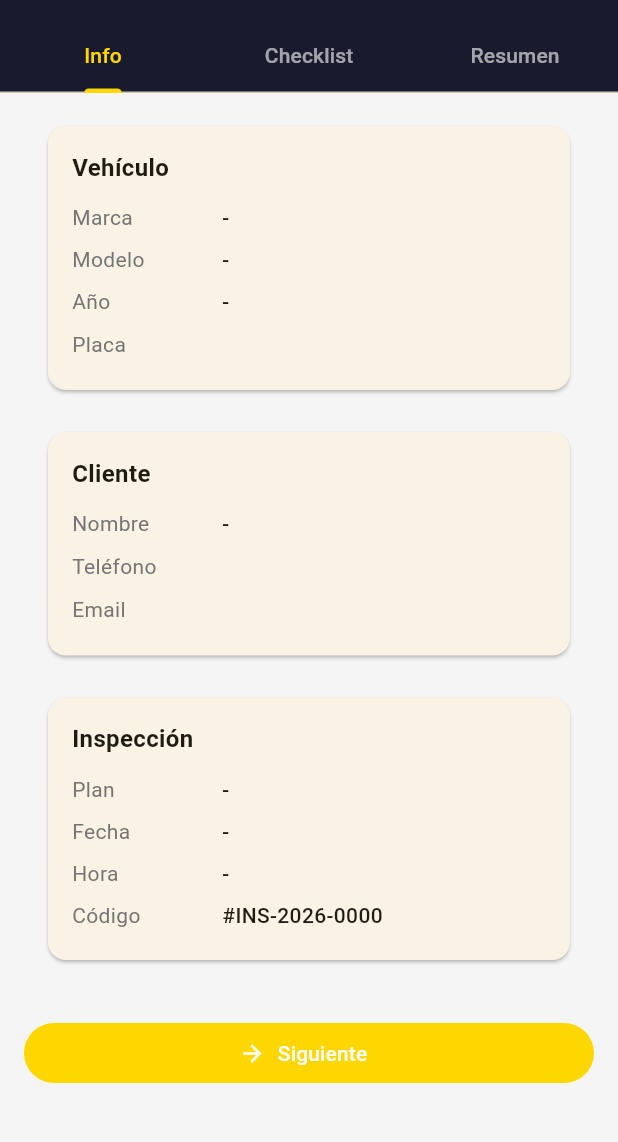
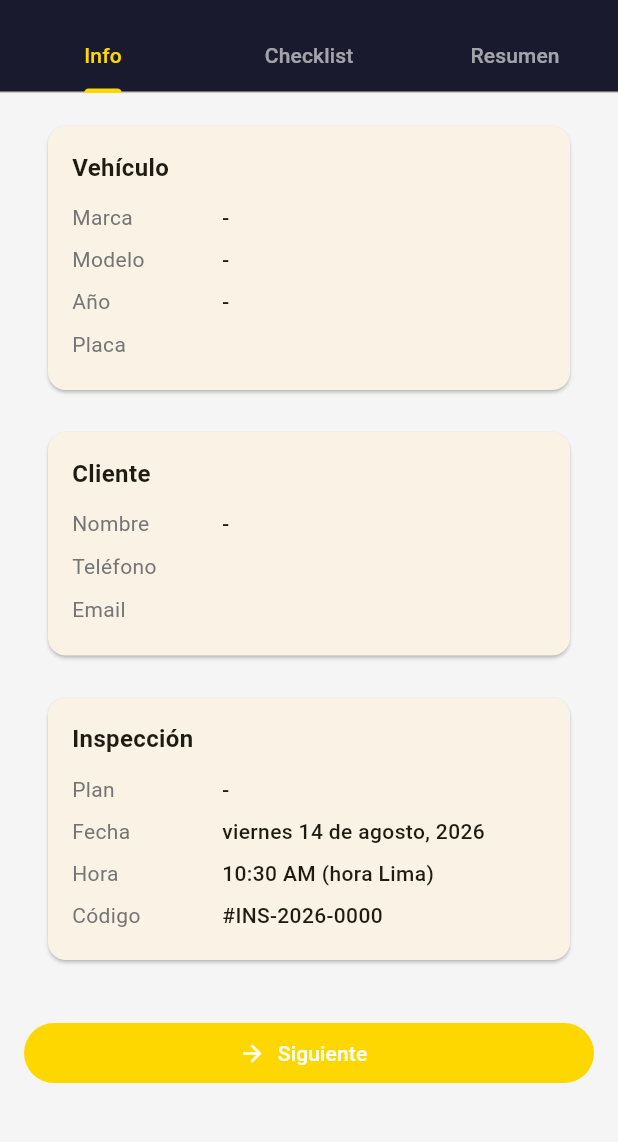
Before and after one commit to CARLO-Software/app-flutter-verificarlo, a Flutter app: the InspectionScreen screen opened directly with empty values, on a phone screen of 412 x 824 dp, the part 63-1205 px from its top. Run offline on Flutter 3.47's test engine with Material 3 defaults, Android fonts, the phone set to English and light mode, and no system bars; our stand-ins replace dio, firebase_core, firebase_messaging, flutter_riverpod, flutter_secure_storage, go_router and 3 more; accounts and stored records are empty; network calls fail.

Commit message:
feat: Agregar registro de placa manual, dirección del cliente y retry en PDF
- InfoTab: sección para ingresar placa (formato ABC-123) cuando el
  vehículo no la tiene, envía via PATCH mechanicAction con
  action register_plate
- BookingModel: campos address y district del cliente
- InfoTab: muestra dirección y distrito del cliente, fecha/hora
  formateada con intl e indicador hora Lima
- PDF download: delay de 3s antes del primer intento y 1 retry
  automático para evitar 400 por timing del backend

```diff
--- a/lib/data/models/booking_model.dart
+++ b/lib/data/models/booking_model.dart
@@ -19,6 +19,8 @@ class BookingModel {
   final String clientName;
   final String? clientPhone;
   final String? clientEmail;
+  final String? address;
+  final String? district;
 
   // Plan
   final String planTitle;
@@ -46,6 +48,8 @@ class BookingModel {
     required this.clientName,
     this.clientPhone,
     this.clientEmail,
+    this.address,
+    this.district,
     required this.planTitle,
     required this.planType,
     this.reportId,
@@ -90,6 +94,8 @@ class BookingModel {
       clientName: client?['name'] as String? ?? '',
       clientPhone: client?['phone'] as String?,
       clientEmail: client?['email'] as String?,
+      address: client?['address'] as String?,
+      district: client?['district'] as String?,
       planTitle: plan?['title'] as String? ?? '',
       planType: plan?['type'] as String? ?? '',
       reportId: report?['id'] as int?,
--- a/lib/presentation/screens/inspection/info_tab.dart
+++ b/lib/presentation/screens/inspection/info_tab.dart
@@ -1,43 +1,109 @@
 import 'package:flutter/material.dart';
+import 'package:flutter/services.dart';
+import 'package:intl/intl.dart';
 import 'package:app_flutter_verificarlo/core/constants/app_colors.dart';
+import 'package:app_flutter_verificarlo/core/constants/api_endpoints.dart';
+import 'package:app_flutter_verificarlo/core/network/api_client.dart';
 import 'package:app_flutter_verificarlo/data/models/booking_model.dart';
 
-class InfoTab extends StatelessWidget {
+class InfoTab extends StatefulWidget {
   final BookingModel booking;
   const InfoTab({super.key, required this.booking});
 
   @override
+  State<InfoTab> createState() => _InfoTabState();
+}
+
+class _InfoTabState extends State<InfoTab> {
+  final _plateCtrl = TextEditingController();
+  bool _sending = false;
+  String? _sentPlate;
+
+  bool get _needsPlate =>
+      widget.booking.vehiclePlate == null &&
+      _sentPlate == null &&
+      widget.booking.vehicleInspectionId != null;
+
+  Future<void> _submitPlate() async {
+    final plate = _plateCtrl.text;
+    if (!RegExp(r'^[A-Z]{3}-\d{3}$').hasMatch(plate)) {
+      ScaffoldMessenger.of(context).showSnackBar(
+        const SnackBar(content: Text('Formato inválido. Use ABC-123')),
+      );
+      return;
+    }
+    setState(() => _sending = true);
+    try {
+      await ApiClient.instance.patch(
+        ApiEndpoints.mechanicAction(widget.booking.vehicleInspectionId!),
+        data: {'action': 'register_plate', 'plate': plate},
+      );
+      setState(() {
+        _sentPlate = plate;
+        _sending = false;
+      });
+      if (mounted) {
+        ScaffoldMessenger.of(context).showSnackBar(
+          const SnackBar(content: Text('Placa enviada correctamente')),
+        );
+      }
+    } catch (e) {
+      setState(() => _sending = false);
+      if (mounted) {
+        ScaffoldMessenger.of(context).showSnackBar(
+          SnackBar(content: Text('Error al enviar placa: $e')),
+        );
+      }
+    }
+  }
+
+  @override
+  void dispose() {
+    _plateCtrl.dispose();
+    super.dispose();
+  }
+
+  @override
   Widget build(BuildContext context) {
+    final b = widget.booking;
+    final formattedDate = DateFormat("EEEE d 'de' MMMM, yyyy", 'es').format(b.startTime);
+    final formattedTime = '${b.timeDisplay} (hora Lima)';
+
     return SingleChildScrollView(
       padding: const EdgeInsets.all(16),
       child: Column(
         crossAxisAlignment: CrossAxisAlignment.start,
         children: [
           _Section(title: 'Vehículo', children: [
-            _InfoRow('Marca', booking.vehicleBrand.isNotEmpty ? booking.vehicleBrand : '-'),
-            _InfoRow('Modelo', booking.vehicleModel.isNotEmpty ? booking.vehicleModel : '-'),
-            _InfoRow('Año', booking.vehicleYear > 0 ? '${booking.vehicleYear}' : '-'),
-            _InfoRow('Placa', booking.vehiclePlate ?? 'Sin registrar'),
+            _InfoRow('Marca', b.vehicleBrand.isNotEmpty ? b.vehicleBrand : '-'),
+            _InfoRow('Modelo', b.vehicleModel.isNotEmpty ? b.vehicleModel : '-'),
+            _InfoRow('Año', b.vehicleYear > 0 ? '${b.vehicleYear}' : '-'),
+            if (!_needsPlate)
+              _InfoRow('Placa', _sentPlate ?? b.vehiclePlate ?? '-'),
+            if (_needsPlate) _buildPlateInput(),
           ]),
           const SizedBox(height: 16),
 
           _Section(title: 'Cliente', children: [
-            _InfoRow('Nombre', booking.clientName.isNotEmpty ? booking.clientName : '-'),
-            if (booking.clientPhone != null) _InfoRow('Teléfono', booking.clientPhone!),
-            if (booking.clientEmail != null) _InfoRow('Email', booking.clientEmail!),
+            _InfoRow('Nombre', b.clientName.isNotEmpty ? b.clientName : '-'),
+            if (b.clientPhone != null) _InfoRow('Teléfono', b.clientPhone!),
+            if (b.clientEmail != null) _InfoRow('Email', b.clientEmail!),
+            if (b.address != null && b.address!.isNotEmpty)
+              _InfoRow('Dirección', b.address!),
+            if (b.district != null && b.district!.isNotEmpty)
+              _InfoRow('Distrito', b.district!),
           ]),
           const SizedBox(height: 16),
 
           _Section(title: 'Inspección', children: [
-            _InfoRow('Plan', booking.planTitle.isNotEmpty ? booking.planTitle : '-'),
-            _InfoRow('Fecha', booking.date.isNotEmpty ? booking.date : '-'),
-            _InfoRow('Hora', booking.timeSlot.isNotEmpty ? booking.timeSlot : '-'),
-            _InfoRow('Código', booking.code),
+            _InfoRow('Plan', b.planTitle.isNotEmpty ? b.planTitle : '-'),
+            _InfoRow('Fecha', formattedDate),
+            _InfoRow('Hora', formattedTime),
+            _InfoRow('Código', b.code),
           ]),
 
           const SizedBox(height: 32),
 
-          // Siguiente → lleva al tab de Checklist
           SizedBox(
             width: double.infinity,
             child: FilledButton.icon(
@@ -51,6 +117,60 @@ class InfoTab extends StatelessWidget {
         ],
       ),
     );
+  }
+
+  Widget _buildPlateInput() {
+    return Padding(
+      padding: const EdgeInsets.only(top: 8),
+      child: Column(
+        crossAxisAlignment: CrossAxisAlignment.start,
+        children: [
+          const Text(
+            'Placa no registrada — ingrese manualmente:',
+            style: TextStyle(color: AppColors.error, fontSize: 13, fontWeight: FontWeight.w500),
+          ),
+          const SizedBox(height: 8),
+          Row(
+            children: [
+              Expanded(
+                child: TextField(
+                  controller: _plateCtrl,
+                  textCapitalization: TextCapitalization.characters,
+                  inputFormatters: [_PlateFormatter()],
+                  decoration: const InputDecoration(
+                    hintText: 'ABC-123',
+                    isDense: true,
+                    border: OutlineInputBorder(),
+                  ),
+                  onChanged: (_) => setState(() {}),
+                ),
+              ),
+              const SizedBox(width: 8),
+              FilledButton(
+                onPressed: _sending || _plateCtrl.text.length < 7 ? null : _submitPlate,
+                child: _sending
+                    ? const SizedBox(
+                        width: 20,
+                        height: 20,
+                        child: CircularProgressIndicator(strokeWidth: 2, color: Colors.white),
+                      )
+                    : const Text('Enviar'),
+              ),
+            ],
+          ),
+        ],
+      ),
+    );
+  }
+}
+
+class _PlateFormatter extends TextInputFormatter {
+  @override
+  TextEditingValue formatEditUpdate(TextEditingValue oldValue, TextEditingValue newValue) {
+    var text = newValue.text.toUpperCase().replaceAll(RegExp(r'[^A-Z0-9]'), '');
+    if (text.length > 6) text = text.substring(0, 6);
+    if (text.length > 3) text = '${text.substring(0, 3)}-${text.substring(3)}';
+    return TextEditingValue(text: text, selection: TextSelection.collapsed(offset: text.length));
   }
 }
 
```
Also changed, not shown: lib/presentation/screens/inspection/summary_tab.dart (+9 -2 lines), .claude/settings.local.json, 1 other file.
